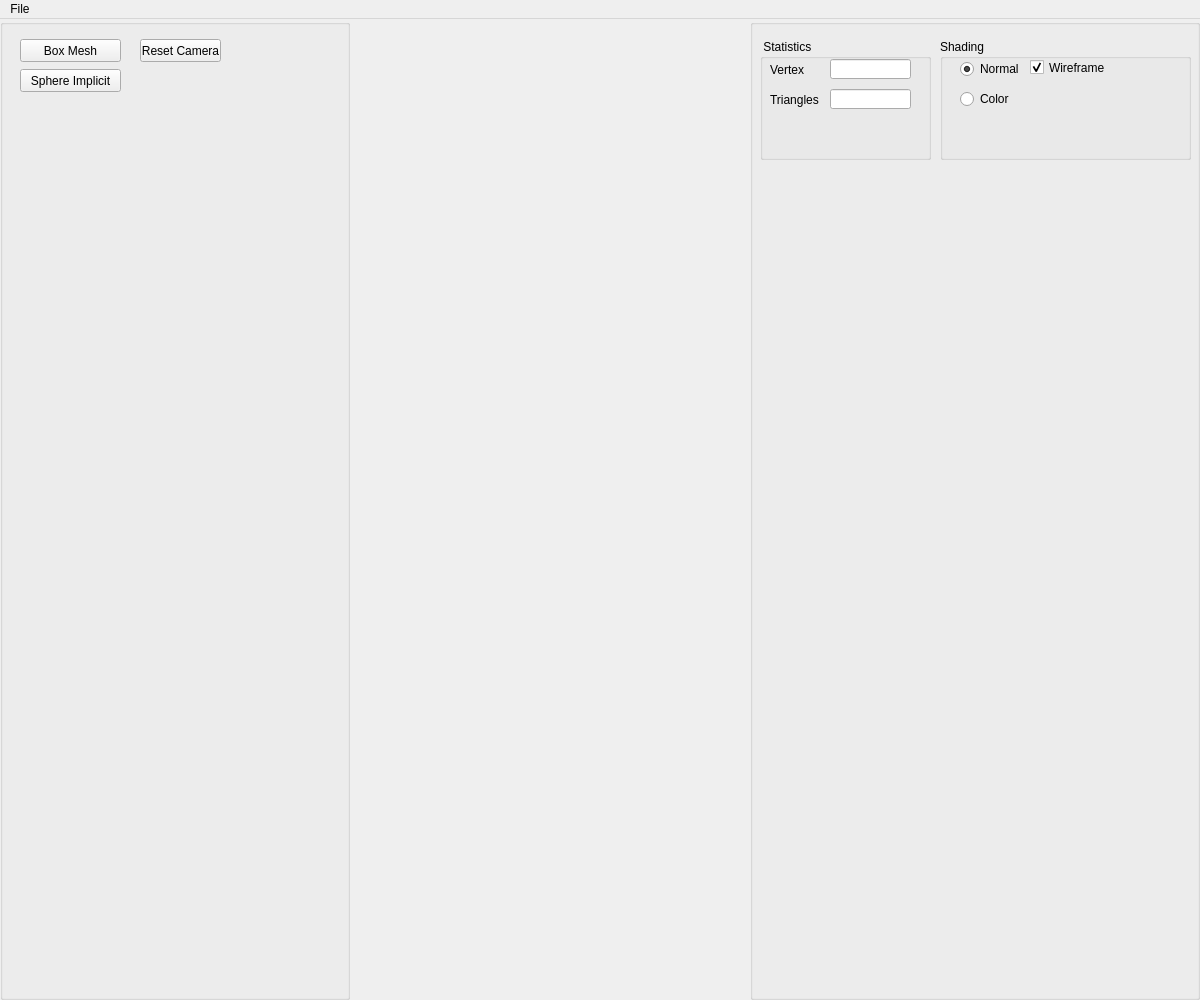
Old version of the form AppTinyMesh/Source/interface.ui in the repository tgrillon/modgeo.
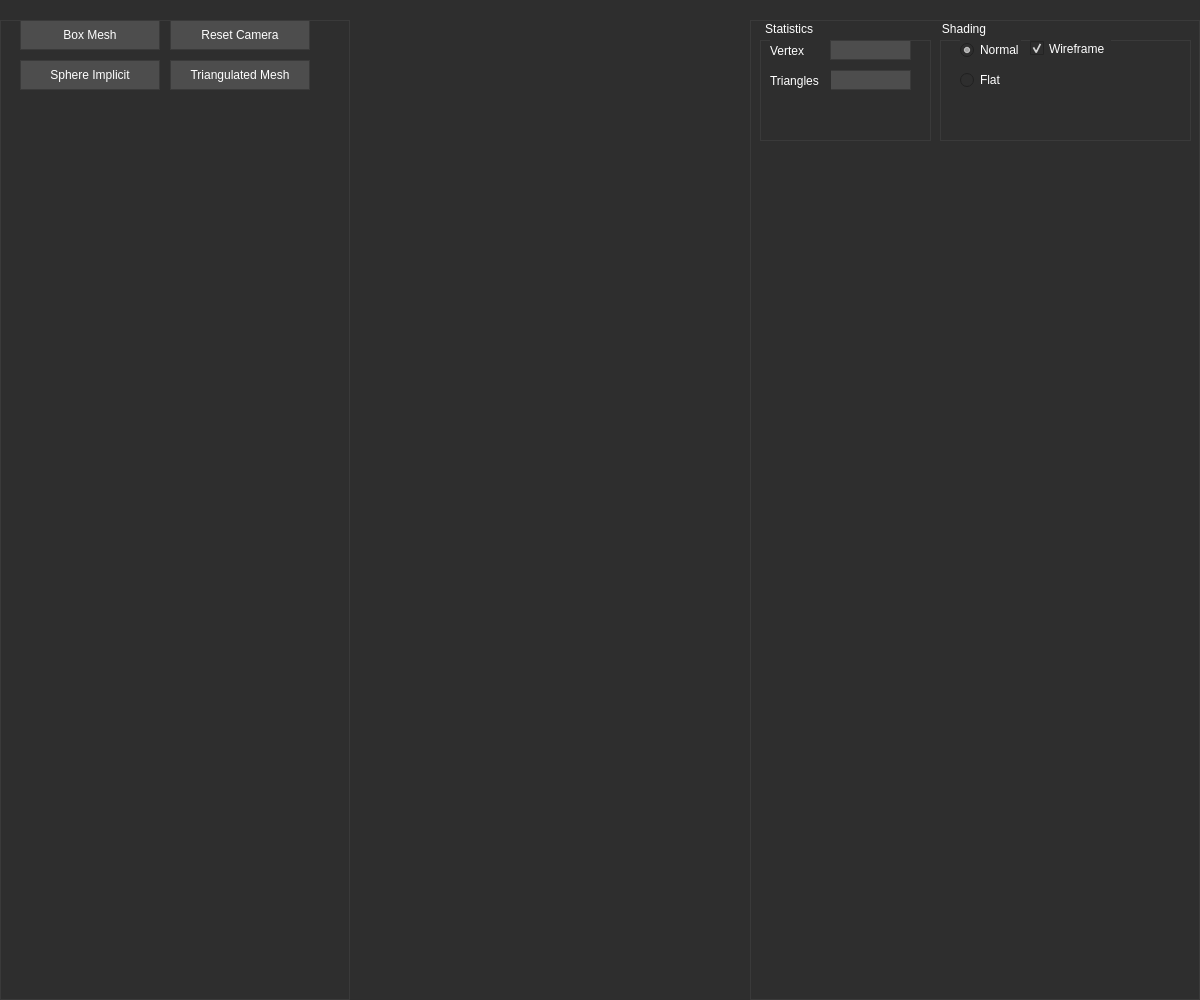
New version of the form.

The edit to the form file:
```diff
--- a/AppTinyMesh/Source/interface.ui
+++ b/AppTinyMesh/Source/interface.ui
@@ -19,6 +19,57 @@
   <property name="windowTitle">
    <string>Implicit Terrain</string>
   </property>
+  <!-- Set dark theme for the main window -->
+  <property name="styleSheet">
+   <string notr="true">
+    QMainWindow {
+        background-color: #2e2e2e;
+        color: #ffffff;
+    }
+    QWidget {
+        background-color: #2e2e2e;
+        color: #ffffff;
+    }
+    QPushButton {
+        background-color: #4d4d4d;
+        color: #ffffff;
+        border: 1px solid #3a3a3a;
+        padding: 5px;
+    }
+    QPushButton:hover {
+        background-color: #5e5e5e;
+    }
+    QGroupBox {
+        background-color: #2e2e2e;
+        color: #ffffff;
+        border: 1px solid #3a3a3a;
+        padding: 10px;
+        margin-top: 20px;
+    }
+    QLabel {
+        color: #ffffff;
+    }
+    QLineEdit {
+        background-color: #4d4d4d;
+        color: #ffffff;
+        border: 1px solid #3a3a3a;
+    }
+    QRadioButton, QCheckBox {
+        color: #ffffff;
+    }
+    QMenuBar {
+        background-color: #2e2e2e;
+        color: #ffffff;
+    }
+    QMenuBar::item {
+        background-color: #2e2e2e;
+        color: #ffffff;
+    }
+    QMenuBar::item:selected {
+        background-color: #5e5e5e;
+    }
+   </string>
+  </property>
   <widget class="QWidget" name="centralwidget">
    <layout class="QHBoxLayout">
     <property name="spacing">
@@ -61,8 +112,8 @@
         <rect>
          <x>20</x>
          <y>20</y>
-         <width>101</width>
-         <height>23</height>
+         <width>140</width>
+         <height>30</height>
         </rect>
        </property>
        <property name="toolTip">
@@ -76,17 +127,27 @@
        <property name="text">
         <string>Box Mesh</string>
        </property>
-       <property name="checkable">
-        <bool>false</bool>
+      </widget>
+      <widget class="QPushButton" name="triangulatedMesh">
+       <property name="geometry">
+        <rect>
+         <x>170</x>
+         <y>60</y>
+         <width>140</width>
+         <height>30</height>
+        </rect>
+       </property>
+       <property name="text">
+        <string>Triangulated Mesh</string>
        </property>
       </widget>
       <widget class="QPushButton" name="resetcameraButton">
        <property name="geometry">
         <rect>
-         <x>140</x>
+         <x>170</x>
          <y>20</y>
-         <width>81</width>
-         <height>23</height>
+         <width>140</width>
+         <height>30</height>
         </rect>
        </property>
        <property name="toolTip">
@@ -95,26 +156,14 @@
        <property name="text">
         <string>Reset Camera</string>
        </property>
-       <property name="checkable">
-        <bool>true</bool>
-       </property>
-       <property name="autoDefault">
-        <bool>false</bool>
-       </property>
-       <property name="default">
-        <bool>false</bool>
-       </property>
-       <property name="flat">
-        <bool>false</bool>
-       </property>
       </widget>
       <widget class="QPushButton" name="sphereImplicit">
        <property name="geometry">
         <rect>
          <x>20</x>
-         <y>50</y>
-         <width>101</width>
-         <height>23</height>
+         <y>60</y>
+         <width>140</width>
+         <height>30</height>
         </rect>
        </property>
        <property name="toolTip">
@@ -128,9 +177,6 @@
        <property name="text">
         <string>Sphere Implicit</string>
        </property>
-       <property name="checkable">
-        <bool>false</bool>
-       </property>
       </widget>
      </widget>
     </item>
@@ -188,9 +234,6 @@
           <height>20</height>
          </rect>
         </property>
-        <property name="alignment">
-         <set>Qt::AlignRight|Qt::AlignTrailing|Qt::AlignVCenter</set>
-        </property>
        </widget>
        <widget class="QLabel" name="label_3">
         <property name="geometry">
@@ -214,12 +257,6 @@
           <height>20</height>
          </rect>
         </property>
-        <property name="text">
-         <string/>
-        </property>
-        <property name="alignment">
-         <set>Qt::AlignRight|Qt::AlignTrailing|Qt::AlignVCenter</set>
-        </property>
        </widget>
       </widget>
       <widget class="QGroupBox" name="groupBox_13">
@@ -271,15 +308,12 @@
          <rect>
           <x>20</x>
           <y>50</y>
-          <width>61</width>
+          <width>82</width>
           <height>20</height>
          </rect>
         </property>
         <property name="text">
-         <string>Color</string>
-        </property>
-        <property name="checked">
-         <bool>false</bool>
+         <string>Flat</string>
         </property>
        </widget>
       </widget>
@@ -287,70 +321,6 @@
     </item>
    </layout>
   </widget>
-  <widget class="QMenuBar" name="menubar">
-   <property name="geometry">
-    <rect>
-     <x>0</x>
-     <y>0</y>
-     <width>1200</width>
-     <height>22</height>
-    </rect>
-   </property>
-   <widget class="QMenu" name="menuFile">
-    <property name="title">
-     <string>File</string>
-    </property>
-   </widget>
-   <addaction name="menuFile"/>
-  </widget>
-  <action name="actionExit">
-   <property name="text">
-    <string>Exit</string>
-   </property>
-   <property name="shortcut">
-    <string>Esc</string>
-   </property>
-  </action>
-  <action name="actionNew_Scene">
-   <property name="text">
-    <string>New Scene</string>
-   </property>
-  </action>
-  <action name="actionExport_obj">
-   <property name="text">
-    <string>OBJ File (.obj)</string>
-   </property>
-  </action>
-  <action name="actionExport_ma">
-   <property name="text">
-    <string>Maya File (.ma)</string>
-   </property>
-  </action>
-  <action name="actionLoad_ma">
-   <property name="text">
-    <string>Load</string>
-   </property>
-  </action>
-  <action name="actionGL">
-   <property name="text">
-    <string>GL</string>
-   </property>
-  </action>
-  <action name="actionVectorized">
-   <property name="text">
-    <string>Vectorized</string>
-   </property>
-  </action>
-  <action name="actionExport_svg">
-   <property name="text">
-    <string>SVG File (.svg)</string>
-   </property>
-  </action>
-  <action name="actionSphere_Tracing_png">
-   <property name="text">
-    <string>Sphere Tracing (.png)</string>
-   </property>
-  </action>
  </widget>
  <resources/>
  <connections/>
```
Left out of the diff: 28 changed lines with no effect on the pictures.
